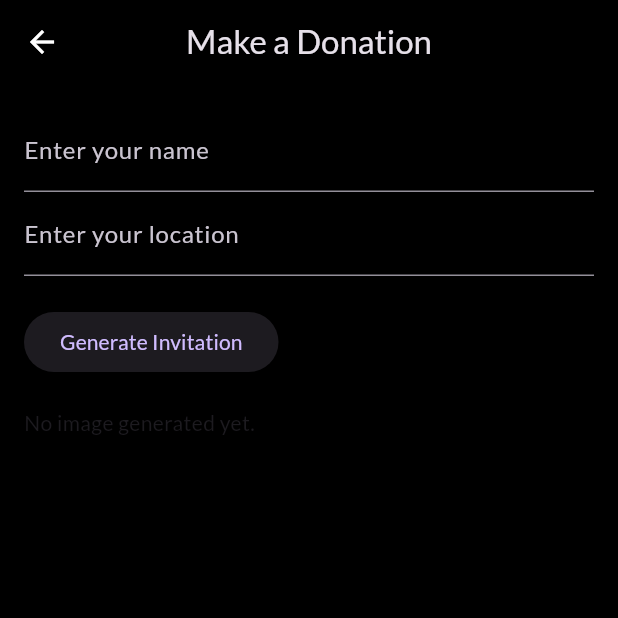
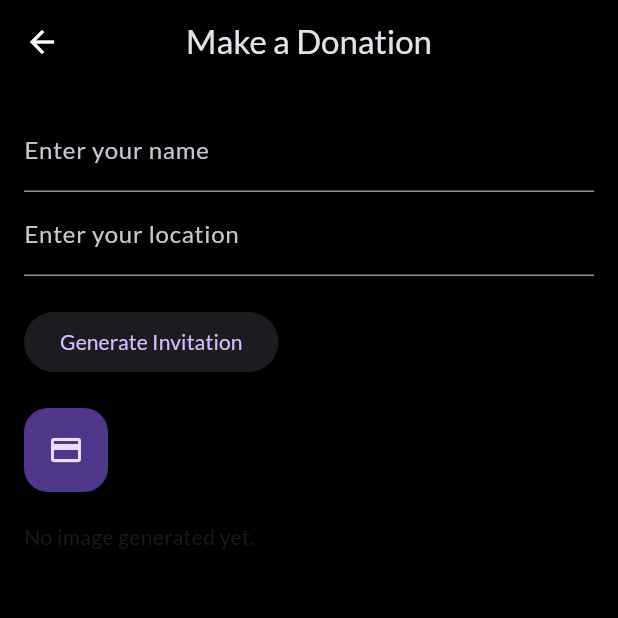
Before and after one commit to Pbhacks/durga_puja_donations, a Flutter app: the HomePage screen opened directly, after a tap on "Make a Donation", on a phone screen of 412 x 824 dp, the top half of it. Run offline on Flutter 3.47's test engine with Material 3 defaults, Android fonts, the light colour scheme and no system bars; our stand-ins replace animate_do, cached_network_image, google_fonts; missing offline and left inert: square_in_app_payments; generated files the repository leaves out were written again; network calls fail.

Commit message:
square payments frontend sdk applied(min sdk version set to 24)

```diff
--- /dev/null
+++ b/devtools_options.yaml
@@ -0,0 +1,3 @@
+description: This file stores settings for Dart & Flutter DevTools.
+documentation: https://docs.flutter.dev/tools/devtools/extensions#configure-extension-enablement-states
+extensions:
--- a/lib/donation_page.dart
+++ b/lib/donation_page.dart
@@ -2,11 +2,14 @@ import 'dart:async';
 
 import 'package:flutter/material.dart';
 import 'dart:ui' as ui;
-import 'dart:typed_data';
 import 'package:flutter/services.dart';
-import 'package:flutter/rendering.dart';
+
+import 'package:square_in_app_payments/in_app_payments.dart';
 
 class DonationPage extends StatefulWidget {
+  const DonationPage({super.key});
+
+
   @override
   _DonationPageState createState() => _DonationPageState();
 }
@@ -16,27 +19,37 @@ class _DonationPageState extends State<DonationPage> {
   final TextEditingController locationController = TextEditingController();
   Uint8List? imageBytes;
 
+
+  void _pay (){
+
+
+   InAppPayments.startCardEntryFlow(
+    onCardNonceRequestSuccess: (CardDetails) {},
+     onCardEntryCancel: (){});
+
+
+  }
   @override
   Widget build(BuildContext context) {
     return Scaffold(
       appBar: AppBar(
-        title: Text('Make a Donation'),
+        title: const Text('Make a Donation'),
       ),
       body: SingleChildScrollView(
         child: Padding(
-          padding: EdgeInsets.all(16.0),
+          padding: const EdgeInsets.all(16.0),
           child: Column(
             crossAxisAlignment: CrossAxisAlignment.start,
             children: [
               TextField(
                 controller: nameController,
-                decoration: InputDecoration(labelText: 'Enter your name'),
+                decoration: const InputDecoration(labelText: 'Enter your name'),
               ),
               TextField(
                 controller: locationController,
-                decoration: InputDecoration(labelText: 'Enter your location'),
+                decoration: const InputDecoration(labelText: 'Enter your location'),
               ),
-              SizedBox(height: 20),
+              const SizedBox(height: 20),
               ElevatedButton(
                 onPressed: () async {
                   String name = nameController.text;
@@ -46,32 +59,38 @@ class _DonationPageState extends State<DonationPage> {
                     if (success) {
                       setState(() {});
                       ScaffoldMessenger.of(context).showSnackBar(
-                        SnackBar(
+                        const SnackBar(
                           content: Text("Invitation image generated."),
                         ),
                       );
                     } else {
                       ScaffoldMessenger.of(context).showSnackBar(
-                        SnackBar(
+                        const SnackBar(
                           content: Text("Failed to generate image."),
                         ),
                       );
                     }
                   } else {
                     ScaffoldMessenger.of(context).showSnackBar(
-                      SnackBar(
+                      const SnackBar(
                         content: Text("Please fill in your details."),
                       ),
                     );
                   }
                 },
-                child: Text('Generate Invitation'),
+                child: const Text('Generate Invitation'),
               ),
-              SizedBox(height: 20),
+              const SizedBox(height: 20),
+              FloatingActionButton(
+                onPressed: _pay,
+                tooltip: 'Donation',
+                child: const Icon(Icons.payment),),
+              const SizedBox(height: 20),
+
               if (imageBytes != null)
                 Image.memory(imageBytes!)
               else
-                Text('No image generated yet.'),
+                const Text('No image generated yet.'),
             ],
           ),
         ),
@@ -82,24 +101,24 @@ class _DonationPageState extends State<DonationPage> {
   Future<bool> _generateImage(String name, String location) async {
     try {
       final recorder = ui.PictureRecorder();
-      final canvas = Canvas(recorder, Rect.fromLTWH(0, 0, 600, 800));
+      final canvas = Canvas(recorder, const Rect.fromLTWH(0, 0, 600, 800));
 
       // Create a gradient background
       final gradient = ui.Gradient.linear(
-        Offset(0, 0),
-        Offset(600, 800),
+        const Offset(0, 0),
+        const Offset(600, 800),
         [Colors.blueAccent, Colors.purpleAccent],
       );
       final paint = Paint()..shader = gradient;
-      canvas.drawRect(Rect.fromLTWH(0, 0, 600, 800), paint);
+      canvas.drawRect(const Rect.fromLTWH(0, 0, 600, 800), paint);
 
       // Draw top image
-      final imageProvider = AssetImage('assets/events.jpg');
+      const imageProvider = AssetImage('assets/events.jpg');
       final image = await _loadImage(imageProvider);
       canvas.drawImageRect(
         image,
         Rect.fromLTWH(0, 0, image.width.toDouble(), image.height.toDouble()),
-        Rect.fromLTWH(0, 0, 600, 200),
+        const Rect.fromLTWH(0, 0, 600, 200),
         Paint(),
       );
 
@@ -112,7 +131,7 @@ class _DonationPageState extends State<DonationPage> {
               'Your presence will make the event even more special.\n\n'
               'Location: $location\n\n'
               'Thank you for your support and we look forward to celebrating with you!',
-          style: TextStyle(
+          style: const TextStyle(
             color: Colors.white,
             fontSize: 24,
             fontWeight: FontWeight.bold,
@@ -124,7 +143,7 @@ class _DonationPageState extends State<DonationPage> {
         textDirection: TextDirection.ltr,
       );
       textPainter.layout(maxWidth: 580);
-      textPainter.paint(canvas, Offset(10, 210));
+      textPainter.paint(canvas, const Offset(10, 210));
 
       final picture = recorder.endRecording();
       final img = await picture.toImage(600, 800);
--- a/lib/main.dart
+++ b/lib/main.dart
@@ -2,15 +2,20 @@ import 'dart:ui';
 import 'package:flutter/material.dart';
 import 'package:google_fonts/google_fonts.dart';
 import 'package:animate_do/animate_do.dart';
+import 'package:square_in_app_payments/in_app_payments.dart';
 import 'donation_page.dart';
 import 'gallery_page.dart';
 import 'starter_screen.dart';
 
 void main() {
-  runApp(MyApp());
+    WidgetsFlutterBinding.ensureInitialized();
+    InAppPayments.setSquareApplicationId('sandbox-sq0idb-QItkuQeiQq23o1NYY6tWeA');
+  runApp(const MyApp());
 }
 
 class MyApp extends StatelessWidget {
+  const MyApp({super.key});
+
   @override
   Widget build(BuildContext context) {
     return MaterialApp(
@@ -20,7 +25,7 @@ class MyApp extends StatelessWidget {
         brightness: Brightness.dark,
         primaryColor: Colors.deepPurple,
         scaffoldBackgroundColor: Colors.black,
-        appBarTheme: AppBarTheme(
+        appBarTheme: const AppBarTheme(
           color: Colors.transparent,
           elevation: 0,
           centerTitle: true,
@@ -28,29 +33,31 @@ class MyApp extends StatelessWidget {
         ),
         textTheme: GoogleFonts.latoTextTheme(
           Theme.of(context).textTheme.copyWith(
-                displayLarge: TextStyle(
+                displayLarge: const TextStyle(
                   color: Colors.white,
                   fontSize: 32,
                   fontWeight: FontWeight.bold,
                 ),
-                displayMedium: TextStyle(
+                displayMedium: const TextStyle(
                   color: Colors.white,
                   fontSize: 24,
                   fontWeight: FontWeight.bold,
                 ),
-                bodyLarge: TextStyle(
+                bodyLarge: const TextStyle(
                   color: Colors.white70,
                   fontSize: 16,
                 ),
               ),
         ),
       ),
-      home: StarterScreen(),
+      home: const StarterScreen(),
     );
   }
 }
 
 class HomePage extends StatelessWidget {
+  const HomePage({super.key});
+
   @override
   Widget build(BuildContext context) {
     return Scaffold(
@@ -98,7 +105,7 @@ class HomePage extends StatelessWidget {
                       textAlign: TextAlign.center,
                     ),
                   ),
-                  SizedBox(height: 20),
+                  const SizedBox(height: 20),
                   FadeInUp(
                     child: Text(
                       'The Durga Puja Association has been celebrating the vibrant and auspicious festival of Durga Puja since 1988. Over the years, we have organized numerous grand events, cultural programs, and community services. Our dedication to preserving and promoting the rich traditions of Durga Puja has earned us many accolades and the love and respect of our community. Join us in our ongoing efforts to celebrate this festival with the spirit and devotion it deserves.',
@@ -106,20 +113,20 @@ class HomePage extends StatelessWidget {
                       style: Theme.of(context).textTheme.bodyLarge,
                     ),
                   ),
-                  SizedBox(height: 30),
+                  const SizedBox(height: 30),
                   FadeInUp(
-                    delay: Duration(milliseconds: 200),
+                    delay: const Duration(milliseconds: 200),
                     child: ElevatedButton.icon(
                       style: ElevatedButton.styleFrom(
                         backgroundColor: Colors.deepPurple,
                         padding:
-                            EdgeInsets.symmetric(horizontal: 24, vertical: 12),
+                            const EdgeInsets.symmetric(horizontal: 24, vertical: 12),
                         shape: RoundedRectangleBorder(
                           borderRadius: BorderRadius.circular(30),
                         ),
                       ),
-                      icon: Icon(Icons.monetization_on, color: Colors.white),
-                      label: Text(
+                      icon: const Icon(Icons.monetization_on, color: Colors.white),
+                      label: const Text(
                         'Make a Donation',
                         style: TextStyle(fontSize: 18, color: Colors.white),
                       ),
@@ -127,25 +134,25 @@ class HomePage extends StatelessWidget {
                         Navigator.push(
                           context,
                           MaterialPageRoute(
-                              builder: (context) => DonationPage()),
+                              builder: (context) => const DonationPage()),
                         );
                       },
                     ),
                   ),
-                  SizedBox(height: 20),
+                  const SizedBox(height: 20),
                   FadeInUp(
-                    delay: Duration(milliseconds: 400),
+                    delay: const Duration(milliseconds: 400),
                     child: ElevatedButton.icon(
                       style: ElevatedButton.styleFrom(
                         backgroundColor: Colors.purpleAccent,
                         padding:
-                            EdgeInsets.symmetric(horizontal: 24, vertical: 12),
+                            const EdgeInsets.symmetric(horizontal: 24, vertical: 12),
                         shape: RoundedRectangleBorder(
                           borderRadius: BorderRadius.circular(30),
                         ),
                       ),
-                      icon: Icon(Icons.photo_album, color: Colors.white),
-                      label: Text(
+                      icon: const Icon(Icons.photo_album, color: Colors.white),
+                      label: const Text(
                         'View Gallery',
                         style: TextStyle(fontSize: 18, color: Colors.white),
                       ),
@@ -158,9 +165,9 @@ class HomePage extends StatelessWidget {
                       },
                     ),
                   ),
-                  SizedBox(height: 30),
+                  const SizedBox(height: 30),
                   FadeInUp(
-                    delay: Duration(milliseconds: 600),
+                    delay: const Duration(milliseconds: 600),
                     child: Column(
                       crossAxisAlignment: CrossAxisAlignment.start,
                       children: [
@@ -168,9 +175,9 @@ class HomePage extends StatelessWidget {
                           'Upcoming Events',
                           style: Theme.of(context).textTheme.displayMedium,
                         ),
-                        SizedBox(height: 10),
+                        const SizedBox(height: 10),
                         Container(
-                          padding: EdgeInsets.all(16.0),
+                          padding: const EdgeInsets.all(16.0),
                           decoration: BoxDecoration(
                             color: Colors.white24,
                             borderRadius: BorderRadius.circular(12),
@@ -182,17 +189,17 @@ class HomePage extends StatelessWidget {
                                 '1. Community Service Day',
                                 style: Theme.of(context).textTheme.bodyLarge,
                               ),
-                              SizedBox(height: 5),
+                              const SizedBox(height: 5),
                               Text(
                                 'Join us for a day of community service and make a difference in our neighborhood.',
                                 style: Theme.of(context).textTheme.bodyLarge,
                               ),
-                              SizedBox(height: 10),
+                              const SizedBox(height: 10),
                               Text(
                                 '2. Cultural Dance Workshop',
                                 style: Theme.of(context).textTheme.bodyLarge,
                               ),
-                              SizedBox(height: 5),
+                              const SizedBox(height: 5),
                               Text(
                                 'Participate in our workshop to learn traditional dance forms and celebrate our culture.',
                                 style: Theme.of(context).textTheme.bodyLarge,
@@ -200,19 +207,19 @@ class HomePage extends StatelessWidget {
                             ],
                           ),
                         ),
-                        SizedBox(height: 30),
+                        const SizedBox(height: 30),
                         FadeInUp(
-                          delay: Duration(milliseconds: 800),
+                          delay: const Duration(milliseconds: 800),
                           child: Text(
                             'Contact Us',
                             style: Theme.of(context).textTheme.displayMedium,
                           ),
                         ),
-                        SizedBox(height: 10),
+                        const SizedBox(height: 10),
                         FadeInUp(
-                          delay: Duration(milliseconds: 1000),
+                          delay: const Duration(milliseconds: 1000),
                           child: Container(
-                            padding: EdgeInsets.all(16.0),
+                            padding: const EdgeInsets.all(16.0),
                             decoration: BoxDecoration(
                               color: Colors.white24,
                               borderRadius: BorderRadius.circular(12),
@@ -224,12 +231,12 @@ class HomePage extends StatelessWidget {
                                   'Email: contact@durga_puja.com',
                                   style: Theme.of(context).textTheme.bodyLarge,
                                 ),
-                                SizedBox(height: 5),
+                                const SizedBox(height: 5),
                                 Text(
                                   'Phone: +1 234 567 890',
                                   style: Theme.of(context).textTheme.bodyLarge,
                                 ),
-                                SizedBox(height: 5),
+                                const SizedBox(height: 5),
                                 Text(
                                   'Address: 123 Festival Lane, Puja City, PC 12345',
                                   style: Theme.of(context).textTheme.bodyLarge,
@@ -251,11 +258,13 @@ class HomePage extends StatelessWidget {
   }
 
   Widget _buildDrawer(BuildContext context) {
-    return AnimatedDrawer();
+    return const AnimatedDrawer();
   }
 }
 
 class AnimatedDrawer extends StatefulWidget {
+  const AnimatedDrawer({super.key});
+
   @override
   _AnimatedDrawerState createState() => _AnimatedDrawerState();
 }
@@ -273,7 +282,7 @@ class _AnimatedDrawerState extends State<AnimatedDrawer>
   void initState() {
     super.initState();
     _controller = AnimationController(
-      duration: Duration(seconds: 5),
+      duration: const Duration(seconds: 5),
       vsync: this,
     )..repeat(reverse: true);
 
@@ -317,8 +326,8 @@ class _AnimatedDrawerState extends State<AnimatedDrawer>
               children: [
                 // Drawer Header
                 Container(
-                  padding: EdgeInsets.symmetric(vertical: 40, horizontal: 20),
-                  child: Row(
+                  padding: const EdgeInsets.symmetric(vertical: 40, horizontal: 20),
+                  child: const Row(
                     children: [
                       CircleAvatar(
                         radius: 35,
@@ -363,7 +372,7 @@ class _AnimatedDrawerState extends State<AnimatedDrawer>
                           Navigator.push(
                             context,
                             MaterialPageRoute(
-                                builder: (context) => DonationPage()),
+                                builder: (context) => const DonationPage()),
                           );
                         },
                       ),
@@ -387,7 +396,7 @@ class _AnimatedDrawerState extends State<AnimatedDrawer>
                           Navigator.push(
                             context,
                             MaterialPageRoute(
-                                builder: (context) => GalleryPage()),
+                                builder: (context) =>  GalleryPage()),
                           );
                         },
                       ),
@@ -395,8 +404,8 @@ class _AnimatedDrawerState extends State<AnimatedDrawer>
                   ),
                 ),
                 // Footer
-                Padding(
-                  padding: const EdgeInsets.all(16.0),
+                const Padding(
+                  padding: EdgeInsets.all(16.0),
                   child: Text(
                     '© 2023 Durga Puja Association',
                     style: TextStyle(color: Colors.white54, fontSize: 14),
@@ -419,7 +428,7 @@ class _AnimatedDrawerState extends State<AnimatedDrawer>
       leading: Icon(icon, color: Colors.purpleAccent, size: 28),
       title: Text(
         title,
-        style: TextStyle(color: Colors.white, fontSize: 18),
+        style: const TextStyle(color: Colors.white, fontSize: 18),
       ),
       onTap: onTap,
     );
@@ -446,14 +455,16 @@ class AboutUsPage extends StatelessWidget {
     },
   ];
 
+   AboutUsPage({super.key});
+
   @override
   Widget build(BuildContext context) {
     return Scaffold(
       appBar: AppBar(
-        title: Text('About Us'),
+        title: const Text('About Us'),
       ),
       body: SingleChildScrollView(
-        padding: EdgeInsets.all(16.0),
+        padding: const EdgeInsets.all(16.0),
         child: Column(
           crossAxisAlignment: CrossAxisAlignment.start,
           children: [
@@ -461,40 +472,40 @@ class AboutUsPage extends StatelessWidget {
               'Our Features and Events',
               style: Theme.of(context).textTheme.displayMedium,
             ),
-            SizedBox(height: 20),
+            const SizedBox(height: 20),
             Text(
               'The Durga Puja Association takes pride in its rich heritage and the numerous events it organizes each year. Our key features include:',
               style: Theme.of(context).textTheme.bodyLarge,
             ),
-            SizedBox(height: 10),
-            ListTile(
+            const SizedBox(height: 10),
+            const ListTile(
               leading: Icon(Icons.star, color: Colors.purpleAccent),
               title: Text('Grand Durga Puja Celebrations'),
               subtitle: Text(
                   'Join us for the most vibrant and grand Durga Puja celebrations.'),
             ),
-            ListTile(
+            const ListTile(
               leading: Icon(Icons.star, color: Colors.purpleAccent),
               title: Text('Cultural Programs'),
               subtitle: Text(
                   'Experience traditional dance, music, and art from various cultures.'),
             ),
-            ListTile(
+            const ListTile(
               leading: Icon(Icons.star, color: Colors.purpleAccent),
               title: Text('Community Services'),
               subtitle: Text(
                   'We actively participate in charitable activities and community services.'),
             ),
-            SizedBox(height: 20),
+            const SizedBox(height: 20),
             Text(
               'Recent Events',
               style: Theme.of(context).textTheme.displayMedium,
             ),
-            SizedBox(height: 10),
+            const SizedBox(height: 10),
             Column(
               children: events.map((event) {
                 return Card(
-                  margin: EdgeInsets.symmetric(vertical: 8),
+                  margin: const EdgeInsets.symmetric(vertical: 8),
                   child: Column(
                     crossAxisAlignment: CrossAxisAlignment.start,
                     children: [
--- a/lib/src/app.dart
+++ b/lib/src/app.dart
@@ -12,6 +12,7 @@ class MyApp extends StatelessWidget {
   const MyApp({
     super.key,
     required this.settingsController,
+
   });
 
   final SettingsController settingsController;
--- a/pubspec.yaml
+++ b/pubspec.yaml
@@ -22,6 +22,7 @@ dependencies:
   # Add other dependencies if needed
   fluttertoast: ^8.0.9
   flutter_animate: ^4.5.0
+  square_in_app_payments: ^1.7.1
 
   google_fonts: ^6.2.1
   carousel_slider: ^5.0.0
```
Also changed, not shown: lib/gallery_page.dart (+9 -7 lines), lib/starter_screen.dart (+14 -12 lines), pubspec.lock, 2 other files.
